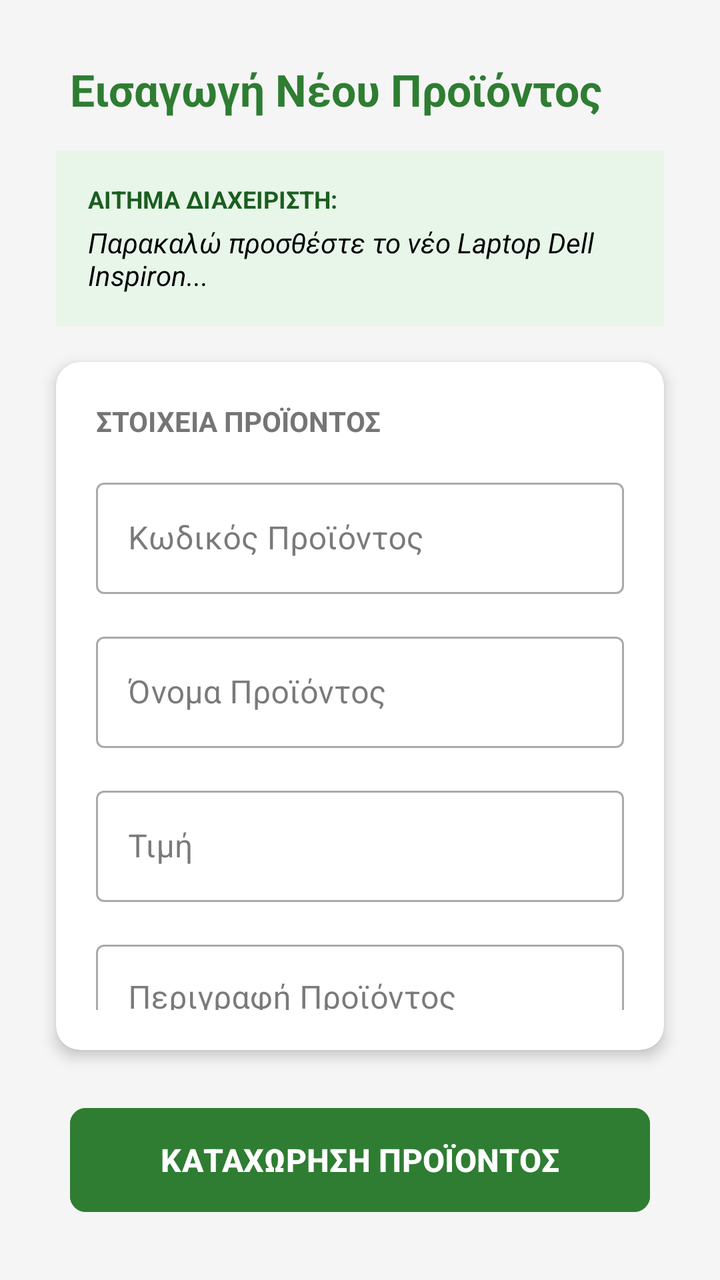
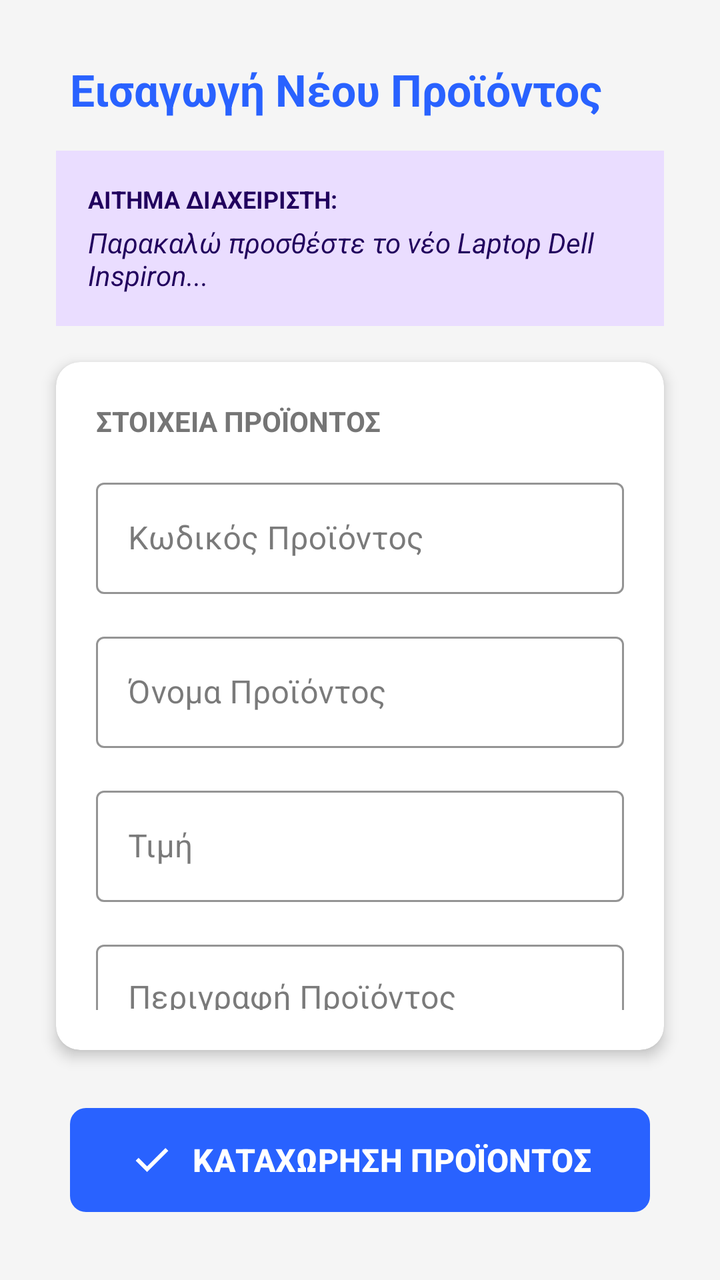

An Android layout rendered at two revisions. The XML below is the earlier revision; the diff shows what the commit changed to produce the second picture.
<!-- AndroidManifest.xml: application theme Theme.Team21 -->
<!-- res/layout/activity_execute_insert_product.xml -->
<?xml version="1.0" encoding="utf-8"?>
<androidx.constraintlayout.widget.ConstraintLayout xmlns:android="http://schemas.android.com/apk/res/android"
    xmlns:app="http://schemas.android.com/apk/res-auto"
    xmlns:tools="http://schemas.android.com/tools"
    android:layout_width="match_parent"
    android:layout_height="match_parent"
    android:background="#F5F5F5"
    tools:context=".view.employee.updateCatalogueEmployee.catalogueUpdates.ExecuteInsertProductActivity">

    <ScrollView
        android:layout_width="0dp"
        android:layout_height="0dp"
        android:fillViewport="true"
        app:layout_constraintBottom_toBottomOf="parent"
        app:layout_constraintEnd_toEndOf="parent"
        app:layout_constraintStart_toStartOf="parent"
        app:layout_constraintTop_toTopOf="parent">

        <androidx.constraintlayout.widget.ConstraintLayout
            android:id="@+id/executeInsertProduct"
            android:layout_width="match_parent"
            android:layout_height="wrap_content"
            android:padding="20dp">

            <TextView
                android:id="@+id/txtexecuteInsertProductHeader"
                android:layout_width="wrap_content"
                android:layout_height="wrap_content"
                android:layout_marginStart="15dp"
                android:layout_marginTop="10dp"
                android:text="Εισαγωγή Νέου Προϊόντος"
                android:textColor="#2E7D32"
                android:textSize="22sp"
                android:textStyle="bold"
                app:layout_constraintStart_toStartOf="parent"
                app:layout_constraintTop_toTopOf="parent" />

            <androidx.constraintlayout.widget.ConstraintLayout
                android:id="@+id/executeInsertProductRequestContainer"
                android:layout_width="0dp"
                android:layout_height="wrap_content"
                android:layout_marginStart="8dp"
                android:layout_marginTop="16dp"
                android:layout_marginEnd="8dp"
                android:background="#E8F5E9"
                android:padding="16dp"
                app:layout_constraintEnd_toEndOf="parent"
                app:layout_constraintStart_toStartOf="parent"
                app:layout_constraintTop_toBottomOf="@+id/txtexecuteInsertProductHeader">

                <TextView
                    android:id="@+id/txtexecuteInsertProductRequestHeader"
                    android:layout_width="wrap_content"
                    android:layout_height="wrap_content"
                    android:text="ΑΙΤΗΜΑ ΔΙΑΧΕΙΡΙΣΤΗ:"
                    android:textColor="#1B5E20"
                    android:textSize="12sp"
                    android:textStyle="bold"
                    app:layout_constraintStart_toStartOf="parent"
                    app:layout_constraintTop_toTopOf="parent" />

                <TextView
                    android:id="@+id/txtexecuteInsertProductRequestDescription"
                    android:layout_width="0dp"
                    android:layout_height="wrap_content"
                    android:layout_marginTop="4dp"
                    android:text="Παρακαλώ προσθέστε το νέο Laptop Dell Inspiron..."
                    android:textColor="#000000"
                    android:textStyle="italic"
                    app:layout_constraintEnd_toEndOf="parent"
                    app:layout_constraintStart_toStartOf="parent"
                    app:layout_constraintTop_toBottomOf="@+id/txtexecuteInsertProductRequestHeader" />
            </androidx.constraintlayout.widget.ConstraintLayout>

            <androidx.cardview.widget.CardView
                android:id="@+id/executeInsertProductCardView"
                android:layout_width="match_parent"
                android:layout_height="0dp"
                android:layout_marginStart="8dp"
                android:layout_marginTop="18dp"
                android:layout_marginEnd="8dp"
                android:layout_marginBottom="25dp"
                app:cardBackgroundColor="#FFFFFF"
                app:cardCornerRadius="12dp"
                app:cardElevation="4dp"
                app:layout_constraintBottom_toTopOf="@+id/btnexecuteInsertProductInsertConfirm"
                app:layout_constraintEnd_toEndOf="parent"
                app:layout_constraintStart_toStartOf="parent"
                app:layout_constraintTop_toBottomOf="@+id/executeInsertProductRequestContainer">

                <androidx.constraintlayout.widget.ConstraintLayout
                    android:id="@+id/executeInsertProductDataContainer"
                    android:layout_width="match_parent"
                    android:layout_height="wrap_content"
                    android:padding="20dp">

                    <TextView
                        android:id="@+id/txtexecuteInsertProductDataHeader"
                        android:layout_width="wrap_content"
                        android:layout_height="wrap_content"
                        android:text="ΣΤΟΙΧΕΙΑ ΠΡΟΪΟΝΤΟΣ"
                        android:textColor="#757575"
                        android:textSize="14sp"
                        android:textStyle="bold"
                        app:layout_constraintStart_toStartOf="parent"
                        app:layout_constraintTop_toTopOf="parent" />

                    <com.google.android.material.textfield.TextInputLayout
                        android:id="@+id/edtexecuteInsertProductDataCodeValue"
                        style="@style/Widget.MaterialComponents.TextInputLayout.OutlinedBox"
                        android:layout_width="0dp"
                        android:layout_height="wrap_content"
                        android:layout_marginTop="16dp"
                        android:hint="Κωδικός Προϊόντος"
                        app:layout_constraintEnd_toEndOf="parent"
                        app:layout_constraintStart_toStartOf="parent"
                        app:layout_constraintTop_toBottomOf="@+id/txtexecuteInsertProductDataHeader">

                        <com.google.android.material.textfield.TextInputEditText
                            android:id="@+id/edtexecuteInsertProductDataCodeContainer"
                            android:layout_width="match_parent"
                            android:layout_height="wrap_content"
                            android:inputType="textCapCharacters"
                            android:maxLines="1" />
                    </com.google.android.material.textfield.TextInputLayout>

                    <com.google.android.material.textfield.TextInputLayout
                        android:id="@+id/edtexecuteInsertProductDataNameValue"
                        style="@style/Widget.MaterialComponents.TextInputLayout.OutlinedBox"
                        android:layout_width="0dp"
                        android:layout_height="wrap_content"
                        android:layout_marginTop="16dp"
                        android:hint="Όνομα Προϊόντος"
                        app:layout_constraintEnd_toEndOf="parent"
                        app:layout_constraintStart_toStartOf="parent"
                        app:layout_constraintTop_toBottomOf="@+id/edtexecuteInsertProductDataCodeValue">

                        <com.google.android.material.textfield.TextInputEditText
                            android:id="@+id/edtexecuteInsertProductDataNameContainer"
                            android:layout_width="match_parent"
                            android:layout_height="wrap_content"
                            android:inputType="textCapWords" />
                    </com.google.android.material.textfield.TextInputLayout>

                    <com.google.android.material.textfield.TextInputLayout
                        android:id="@+id/edtexecuteInsertProductDataPriceValue"
                        style="@style/Widget.MaterialComponents.TextInputLayout.OutlinedBox"
                        android:layout_width="0dp"
                        android:layout_height="wrap_content"
                        android:layout_marginTop="16dp"
                        android:hint="Τιμή"
                        app:layout_constraintEnd_toEndOf="parent"
                        app:layout_constraintStart_toStartOf="parent"
                        app:layout_constraintTop_toBottomOf="@+id/edtexecuteInsertProductDataNameValue"
                        app:suffixText="€">

                        <com.google.android.material.textfield.TextInputEditText
                            android:id="@+id/edtexecuteInsertProductDataPriceContainer"
                            android:layout_width="match_parent"
                            android:layout_height="wrap_content"
                            android:inputType="numberDecimal" />
                    </com.google.android.material.textfield.TextInputLayout>

                    <com.google.android.material.textfield.TextInputLayout
                        android:id="@+id/edtexecuteInsertProductDataDescriptionValue"
                        style="@style/Widget.MaterialComponents.TextInputLayout.OutlinedBox"
                        android:layout_width="0dp"
                        android:layout_height="wrap_content"
                        android:layout_marginTop="16dp"
                        android:hint="Περιγραφή Προϊόντος"
                        app:counterEnabled="true"
                        app:counterMaxLength="300"
                        app:layout_constraintEnd_toEndOf="parent"
                        app:layout_constraintStart_toStartOf="parent"
                        app:layout_constraintTop_toBottomOf="@+id/edtexecuteInsertProductDataPriceValue">

                        <com.google.android.material.textfield.TextInputEditText
                            android:id="@+id/edtexecuteInsertProductDataDescriptionContainer"
                            android:layout_width="match_parent"
                            android:layout_height="wrap_content"
                            android:gravity="top|start"
                            android:inputType="textMultiLine|textCapSentences"
                            android:minLines="5"
                            android:scrollbars="vertical" />
                    </com.google.android.material.textfield.TextInputLayout>

                </androidx.constraintlayout.widget.ConstraintLayout>
            </androidx.cardview.widget.CardView>

            <Button
                android:id="@+id/btnexecuteInsertProductInsertConfirm"
                android:layout_width="0dp"
                android:layout_height="60dp"
                android:layout_marginStart="15dp"
                android:layout_marginEnd="15dp"
                android:layout_marginBottom="10dp"
                android:backgroundTint="#2E7D32"
                android:text="ΚΑΤΑΧΩΡΗΣΗ ΠΡΟΪΟΝΤΟΣ"
                android:textSize="16sp"
                android:textStyle="bold"
                app:cornerRadius="8dp"
                app:layout_constraintBottom_toBottomOf="parent"
                app:layout_constraintEnd_toEndOf="parent"
                app:layout_constraintStart_toStartOf="parent" />

        </androidx.constraintlayout.widget.ConstraintLayout>
    </ScrollView>
</androidx.constraintlayout.widget.ConstraintLayout>
<!-- resources referenced by this layout -->
<resources>
  <style name="Theme.Team21" parent="Base.Theme.Team21" />
  <style name="Base.Theme.Team21" parent="Theme.Material3.DayNight.NoActionBar">
  
          
          <item name="android:windowBackground">@color/bg_light</item>
          <item name="colorSurface">@color/card_light</item>
          <item name="colorSurfaceVariant">@color/input_bg_light</item>
  
          
          <item name="colorOnSurface">@color/text_dark</item>
          <item name="colorOnSurfaceVariant">@color/text_muted_light</item>
  
          <item name="colorOnPrimary">@color/white</item>
  
          
          <item name="colorPrimary">@color/eshop_primary</item>
          <item name="colorSecondary">@color/eshop_accent</item>
  
          <item name="colorError">@color/error_red_light</item>
  
          
          <item name="android:statusBarColor">@color/bg_light</item>
          <item name="android:windowLightStatusBar">true</item>
  
          
          <item name="colorFilterActive">@color/filter_active_light</item>
          <item name="colorFilterUnselected">@color/filter_bg_unselected_light</item>
  
          
          <item name="colorMenuButton">@color/teal_menu_light</item>
      </style>
  <color name="bg_light">#F5F5F5</color>
  <color name="card_light">#FFFFFF</color>
  <color name="input_bg_light">#EBEBEB</color>
  <color name="text_dark">#212121</color>
  <color name="text_muted_light">#757575</color>
  <color name="white">#FFFFFFFF</color>
  <color name="eshop_primary">#2962FF</color>
  <color name="eshop_accent">#FF6D00</color>
  <color name="error_red_light">#D32F2F</color>
  <color name="filter_active_light">#2962FF</color>
  <color name="filter_bg_unselected_light">#E0E0E0</color>
  <color name="teal_menu_light">#009688</color>
</resources>

<!-- the commit's change to res/layout/activity_execute_insert_product.xml (unified diff, before → after) -->
@@ -4,8 +4,8 @@
     xmlns:tools="http://schemas.android.com/tools"
     android:layout_width="match_parent"
     android:layout_height="match_parent"
-    android:background="#F5F5F5"
-    tools:context=".view.employee.updateCatalogueEmployee.catalogueUpdates.ExecuteInsertProductActivity">
+    android:background="?android:attr/windowBackground"
+    tools:context=".view.employee.updateCatalogueEmployee.catalogueUpdates.executeInsertProduct.ExecuteInsertProductActivity">
 
     <ScrollView
         android:layout_width="0dp"
@@ -29,7 +29,7 @@
                 android:layout_marginStart="15dp"
                 android:layout_marginTop="10dp"
                 android:text="Εισαγωγή Νέου Προϊόντος"
-                android:textColor="#2E7D32"
+                android:textColor="?attr/colorPrimary"
                 android:textSize="22sp"
                 android:textStyle="bold"
                 app:layout_constraintStart_toStartOf="parent"
@@ -42,7 +42,7 @@
                 android:layout_marginStart="8dp"
                 android:layout_marginTop="16dp"
                 android:layout_marginEnd="8dp"
-                android:background="#E8F5E9"
+                android:background="?attr/colorPrimaryContainer"
                 android:padding="16dp"
                 app:layout_constraintEnd_toEndOf="parent"
                 app:layout_constraintStart_toStartOf="parent"
@@ -53,7 +53,7 @@
                     android:layout_width="wrap_content"
                     android:layout_height="wrap_content"
                     android:text="ΑΙΤΗΜΑ ΔΙΑΧΕΙΡΙΣΤΗ:"
-                    android:textColor="#1B5E20"
+                    android:textColor="?attr/colorOnPrimaryContainer"
                     android:textSize="12sp"
                     android:textStyle="bold"
                     app:layout_constraintStart_toStartOf="parent"
@@ -65,7 +65,7 @@
                     android:layout_height="wrap_content"
                     android:layout_marginTop="4dp"
                     android:text="Παρακαλώ προσθέστε το νέο Laptop Dell Inspiron..."
-                    android:textColor="#000000"
+                    android:textColor="?attr/colorOnPrimaryContainer"
                     android:textStyle="italic"
                     app:layout_constraintEnd_toEndOf="parent"
                     app:layout_constraintStart_toStartOf="parent"
@@ -80,7 +80,7 @@
                 android:layout_marginTop="18dp"
                 android:layout_marginEnd="8dp"
                 android:layout_marginBottom="25dp"
-                app:cardBackgroundColor="#FFFFFF"
+                app:cardBackgroundColor="?attr/colorSurface"
                 app:cardCornerRadius="12dp"
                 app:cardElevation="4dp"
                 app:layout_constraintBottom_toTopOf="@+id/btnexecuteInsertProductInsertConfirm"
@@ -99,7 +99,7 @@
                         android:layout_width="wrap_content"
                         android:layout_height="wrap_content"
                         android:text="ΣΤΟΙΧΕΙΑ ΠΡΟΪΟΝΤΟΣ"
-                        android:textColor="#757575"
+                        android:textColor="?attr/colorOnSurfaceVariant"
                         android:textSize="14sp"
                         android:textStyle="bold"
                         app:layout_constraintStart_toStartOf="parent"
@@ -111,6 +111,8 @@
                         android:layout_width="0dp"
                         android:layout_height="wrap_content"
                         android:layout_marginTop="16dp"
+                        app:boxBackgroundColor="?attr/colorSurface"
+                        app:boxStrokeColor="?attr/colorPrimary"
                         android:hint="Κωδικός Προϊόντος"
                         app:layout_constraintEnd_toEndOf="parent"
                         app:layout_constraintStart_toStartOf="parent"
@@ -120,6 +122,7 @@
                             android:id="@+id/edtexecuteInsertProductDataCodeContainer"
                             android:layout_width="match_parent"
                             android:layout_height="wrap_content"
+                            android:textColor="?attr/colorOnSurface"
                             android:inputType="textCapCharacters"
                             android:maxLines="1" />
                     </com.google.android.material.textfield.TextInputLayout>
@@ -130,6 +133,8 @@
                         android:layout_width="0dp"
                         android:layout_height="wrap_content"
                         android:layout_marginTop="16dp"
+                        app:boxBackgroundColor="?attr/colorSurface"
+                        app:boxStrokeColor="?attr/colorPrimary"
                         android:hint="Όνομα Προϊόντος"
                         app:layout_constraintEnd_toEndOf="parent"
                         app:layout_constraintStart_toStartOf="parent"
@@ -139,6 +144,7 @@
                             android:id="@+id/edtexecuteInsertProductDataNameContainer"
                             android:layout_width="match_parent"
                             android:layout_height="wrap_content"
+                            android:textColor="?attr/colorOnSurface"
                             android:inputType="textCapWords" />
                     </com.google.android.material.textfield.TextInputLayout>
 
@@ -148,6 +154,8 @@
                         android:layout_width="0dp"
                         android:layout_height="wrap_content"
                         android:layout_marginTop="16dp"
+                        app:boxBackgroundColor="?attr/colorSurface"
+                        app:boxStrokeColor="?attr/colorPrimary"
                         android:hint="Τιμή"
                         app:layout_constraintEnd_toEndOf="parent"
                         app:layout_constraintStart_toStartOf="parent"
@@ -158,6 +166,7 @@
                             android:id="@+id/edtexecuteInsertProductDataPriceContainer"
                             android:layout_width="match_parent"
                             android:layout_height="wrap_content"
+                            android:textColor="?attr/colorOnSurface"
                             android:inputType="numberDecimal" />
                     </com.google.android.material.textfield.TextInputLayout>
 
@@ -167,6 +176,8 @@
                         android:layout_width="0dp"
                         android:layout_height="wrap_content"
                         android:layout_marginTop="16dp"
+                        app:boxBackgroundColor="?attr/colorSurface"
+                        app:boxStrokeColor="?attr/colorPrimary"
                         android:hint="Περιγραφή Προϊόντος"
                         app:counterEnabled="true"
                         app:counterMaxLength="300"
@@ -178,6 +189,7 @@
                             android:id="@+id/edtexecuteInsertProductDataDescriptionContainer"
                             android:layout_width="match_parent"
                             android:layout_height="wrap_content"
+                            android:textColor="?attr/colorOnSurface"
                             android:gravity="top|start"
                             android:inputType="textMultiLine|textCapSentences"
                             android:minLines="5"
@@ -187,15 +199,20 @@
                 </androidx.constraintlayout.widget.ConstraintLayout>
             </androidx.cardview.widget.CardView>
 
-            <Button
+            <com.google.android.material.button.MaterialButton
                 android:id="@+id/btnexecuteInsertProductInsertConfirm"
                 android:layout_width="0dp"
                 android:layout_height="60dp"
                 android:layout_marginStart="15dp"
                 android:layout_marginEnd="15dp"
                 android:layout_marginBottom="10dp"
-                android:backgroundTint="#2E7D32"
+                app:backgroundTint="?attr/colorPrimary"
+                app:icon="@drawable/ic_check"
+                app:iconSize="24dp"
+                app:iconTint="?attr/colorOnPrimary"
+                app:iconGravity="textStart"
                 android:text="ΚΑΤΑΧΩΡΗΣΗ ΠΡΟΪΟΝΤΟΣ"
+                android:textColor="?attr/colorOnPrimary"
                 android:textSize="16sp"
                 android:textStyle="bold"
                 app:cornerRadius="8dp"
<!-- resource entries referenced after the edit -->
@@ -1,5 +1,16 @@
 <!-- resources referenced by this layout -->
 <resources>
+  <!-- drawable ic_check (drawable) -->
+  <vector xmlns:android="http://schemas.android.com/apk/res/android"
+      android:width="24dp"
+      android:height="24dp"
+      android:viewportWidth="960"
+      android:viewportHeight="960"
+      android:tint="?attr/colorControlNormal">
+    <path
+        android:fillColor="@android:color/white"
+        android:pathData="M382,720L154,492L211,435L382,606L749,239L806,296L382,720Z"/>
+  </vector>
   <style name="Theme.Team21" parent="Base.Theme.Team21" />
   <style name="Base.Theme.Team21" parent="Theme.Material3.DayNight.NoActionBar">
   
